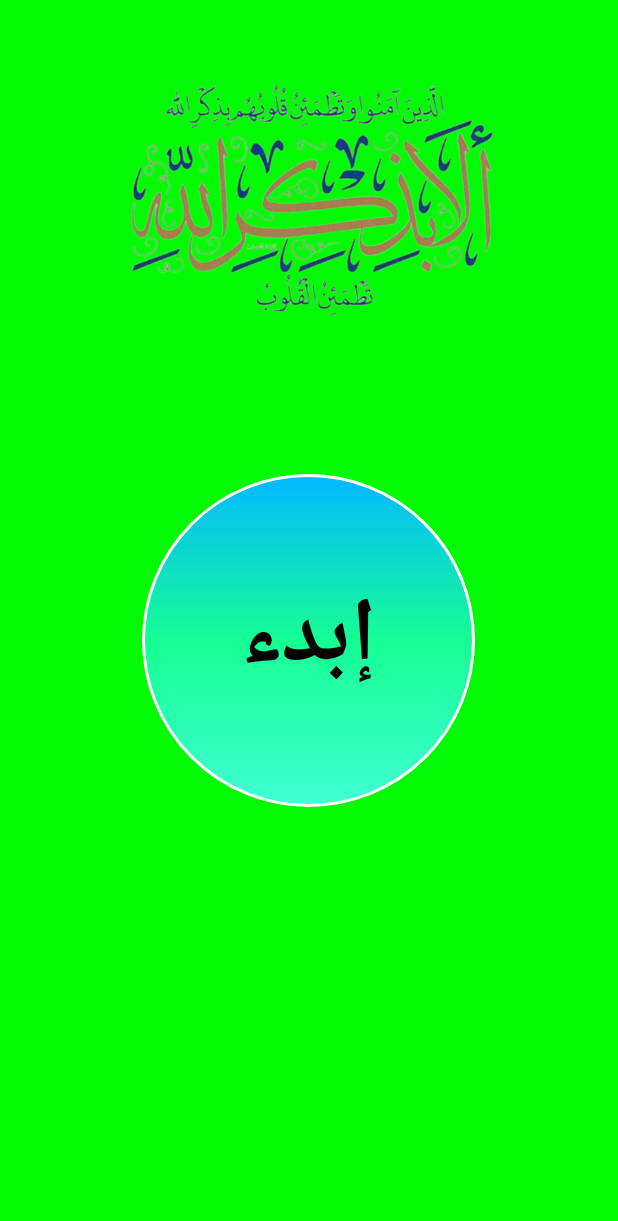
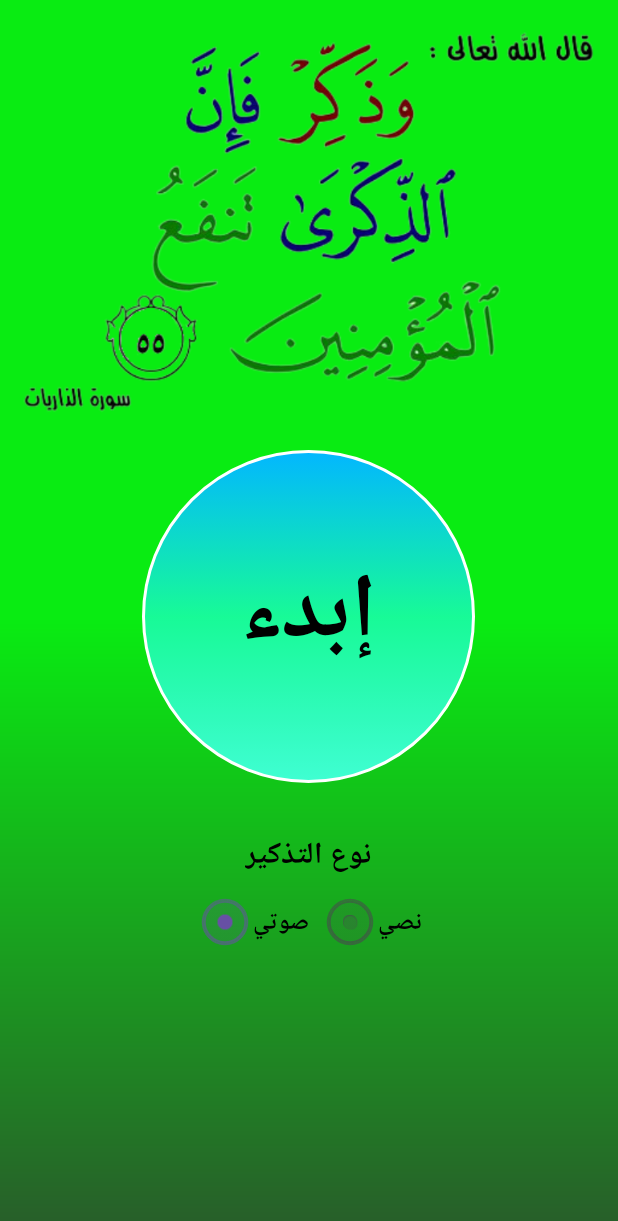
Before and after one commit to AliSalahElbadry/Zaker, an Android app: the MainActivity screen opened directly, with no data from a screen before it, on a phone screen of 412 x 824 dp. Shown: the top 1221 px of the screen. Run offline under Robolectric (Android 15) with nearby library versions, the phone set to English and light mode, and no system bars.

Commit message:
enhance codes

```diff
--- a/app/src/main/java/com/example/zekr/MainActivity.kt
+++ b/app/src/main/java/com/example/zekr/MainActivity.kt
@@ -8,6 +8,7 @@ import android.net.Uri
 import android.os.Bundle
 import android.provider.Settings
 import android.widget.Button
+import android.widget.RadioGroup
 import android.widget.Toast
 import androidx.appcompat.app.AppCompatActivity
 import androidx.core.view.WindowCompat
@@ -16,7 +17,8 @@ import androidx.core.view.WindowInsetsCompat
 class MainActivity : AppCompatActivity() {
     var mode: Int = 0
     private lateinit var  preferences:SharedPreferences
-    lateinit var button:Button
+   private lateinit var button:Button
+   private lateinit var radioGroup: RadioGroup
     override fun onCreate(savedInstanceState: Bundle?) {
         super.onCreate(savedInstanceState)
         val windowInsetsController = WindowCompat.getInsetsController(
@@ -25,8 +27,12 @@ class MainActivity : AppCompatActivity() {
         windowInsetsController.hide(WindowInsetsCompat.Type.systemBars())
         setContentView(R.layout.activity_main)
         button = findViewById(R.id.button)
+        radioGroup = findViewById(R.id.group)
         preferences = getSharedPreferences("Zaker", MODE_PRIVATE)
         mode = preferences.getInt("key", 0)
+        val type = preferences.getInt("type",0)
+        radioGroup.check(if(type==0)R.id.radioButtonVoice else R.id.radioButtonText)
+        preferences.edit().putInt("type",type).apply()
         if (mode == 0) {
             button.setText(R.string.btns)
         } else if (mode == 1) {
@@ -51,6 +57,18 @@ class MainActivity : AppCompatActivity() {
                 button.setText(R.string.btns)
                 Toast.makeText(baseContext, "لا يعمل", Toast.LENGTH_SHORT).show()
             }
+        }
+        radioGroup.setOnCheckedChangeListener { group, checkedId ->
+            if(checkedId == R.id.radioButtonVoice)
+            {
+                preferences.edit().putInt("type",0).apply()
+                Type.type=0
+            }else if(checkedId == R.id.radioButtonText)
+            {
+                preferences.edit().putInt("type",1).apply()
+                Type.type=1
+            }
+            Toast.makeText(baseContext,"تم التحويل",Toast.LENGTH_SHORT).show()
         }
     }
 
--- /dev/null
+++ b/app/src/main/java/com/example/zekr/Type.kt
@@ -0,0 +1,5 @@
+package com.example.zekr
+
+object Type {
+    var type=0
+}
--- a/app/src/main/res/drawable/back.xml
+++ b/app/src/main/res/drawable/back.xml
@@ -1,7 +1,10 @@
 <?xml version="1.0" encoding="utf-8"?>
 <shape android:shape="rectangle" xmlns:android="http://schemas.android.com/apk/res/android">
 
-    <solid android:color="#01FA04">
-
-    </solid>
+  <gradient
+      android:startColor="#285C2A"
+      android:centerColor="#09EC12"
+      android:endColor="#285C2A"
+      android:angle="235"
+      />
 </shape>
--- /dev/null
+++ b/app/src/main/res/drawable/newback.xml
@@ -0,0 +1,10 @@
+<?xml version="1.0" encoding="utf-8"?>
+    <shape android:shape="rectangle" xmlns:android="http://schemas.android.com/apk/res/android">
+
+        <gradient
+            android:startColor="#09EC12"
+            android:centerColor="#09EC12"
+            android:endColor="#285C2A"
+            android:angle="235"
+            />
+    </shape>
--- a/app/src/main/res/layout/activity_main.xml
+++ b/app/src/main/res/layout/activity_main.xml
@@ -4,14 +4,14 @@
     xmlns:tools="http://schemas.android.com/tools"
     android:layout_width="match_parent"
     android:layout_height="match_parent"
-    android:background="@drawable/back"
+    android:background="@drawable/newback"
     tools:context=".MainActivity">
 
     <androidx.appcompat.widget.AppCompatButton
         android:id="@+id/button"
         android:layout_width="222dp"
         android:layout_height="222dp"
-        android:layout_marginTop="32dp"
+        android:layout_marginTop="16dp"
         android:background="@drawable/btnback"
         android:foreground="@android:color/transparent"
         android:lineSpacingExtra="16sp"
@@ -35,6 +35,58 @@
         app:layout_constraintHorizontal_bias="0.516"
         app:layout_constraintStart_toStartOf="parent"
         app:layout_constraintTop_toTopOf="parent"
-        app:srcCompat="@drawable/bb" />
+        app:srcCompat="@drawable/bback" />
+
+    <RadioGroup
+        android:id="@+id/group"
+        android:layout_width="wrap_content"
+        android:layout_height="wrap_content"
+        android:checkedButton="@id/radioButtonVoice"
+        android:orientation="horizontal"
+        app:layout_constraintEnd_toEndOf="parent"
+        app:layout_constraintStart_toStartOf="parent"
+        app:layout_constraintTop_toBottomOf="@+id/textView">
+
+        <RadioButton
+            android:id="@+id/radioButtonVoice"
+            style="@style/Widget.Material3.CompoundButton.RadioButton"
+            android:layout_width="match_parent"
+            android:layout_height="wrap_content"
+            android:layout_margin="4dp"
+            android:button="@android:drawable/btn_radio"
+            android:text="@string/voice"
+            android:textColor="@color/black"
+            android:textColorHighlight="#03A9F4"
+            android:textColorHint="#03A9F4"
+            android:textColorLink="#03A9F4"
+            android:textSize="16sp"
+            android:textStyle="bold" />
+
+        <RadioButton
+            android:id="@+id/radioButtonText"
+            style="@style/Widget.Material3.CompoundButton.RadioButton"
+            android:layout_width="match_parent"
+            android:layout_height="wrap_content"
+            android:layout_margin="4dp"
+            android:button="@android:drawable/btn_radio"
+            android:text="@string/text"
+            android:textColor="@color/black"
+            android:textSize="16sp"
+            android:textStyle="bold" />
+    </RadioGroup>
+
+    <TextView
+        android:id="@+id/textView"
+        android:layout_width="wrap_content"
+        android:layout_height="wrap_content"
+        android:layout_marginTop="32dp"
+        android:text="@string/reminder_type"
+        android:textAlignment="center"
+        android:textColor="@color/black"
+        android:textSize="20sp"
+        android:textStyle="bold"
+        app:layout_constraintEnd_toEndOf="@+id/button"
+        app:layout_constraintStart_toStartOf="@+id/button"
+        app:layout_constraintTop_toBottomOf="@+id/button" />
 
 </androidx.constraintlayout.widget.ConstraintLayout>
--- a/app/src/main/res/layout/activity_splash.xml
+++ b/app/src/main/res/layout/activity_splash.xml
@@ -12,5 +12,5 @@
         android:id="@+id/imageView2"
         android:layout_width="match_parent"
         android:layout_height="match_parent"
-        android:src="@drawable/sspg" />
+        android:src="@drawable/bb" />
 </FrameLayout>
--- a/app/src/main/res/layout/fragment_zekr_text.xml
+++ b/app/src/main/res/layout/fragment_zekr_text.xml
@@ -11,11 +11,10 @@
     <TextView
         android:id="@+id/textViewMessage"
         android:layout_width="match_parent"
-        android:layout_height="48dp"
+        android:layout_height="wrap_content"
         android:background="@drawable/back_for_message"
         android:gravity="center_horizontal|center_vertical"
-        android:paddingStart="10dp"
-        android:paddingEnd="10dp"
+        android:padding="10dp"
         android:text="@string/t13"
         android:textColor="#028707"
         android:textSize="20sp"
--- a/app/src/main/res/values/strings.xml
+++ b/app/src/main/res/values/strings.xml
@@ -17,4 +17,7 @@
     <string name="t14">سُبْحـانَ اللهِ وَبِحَمْـدِهِ</string>
     <string name="t15">لا حَوْلَ وَلا قُوَّةَ إِلا باللَّهِ</string>
     <string name="t16">سْبْحْآنْ آلْلْه</string>
+    <string name="voice">صوتي</string>
+    <string name="text">نصي</string>
+    <string name="reminder_type">نوع التذكير</string>
 </resources>
--- a/build.gradle
+++ b/build.gradle
@@ -2,5 +2,5 @@
 plugins {
     id 'com.android.application' version '8.0.2' apply false
     id 'com.android.library' version '8.0.2' apply false
-    id 'org.jetbrains.kotlin.android' version '1.8.20' apply false
+    id 'org.jetbrains.kotlin.android' version '1.9.0' apply false
 }
```
Also changed, not shown: app/build.gradle (+6 -1 lines), app/src/main/java/com/example/zekr/ZekrService.kt (+5 -12 lines), app/src/main/res/drawable/bb.png, app/src/main/res/drawable/bback.png (added), 1 other file.
